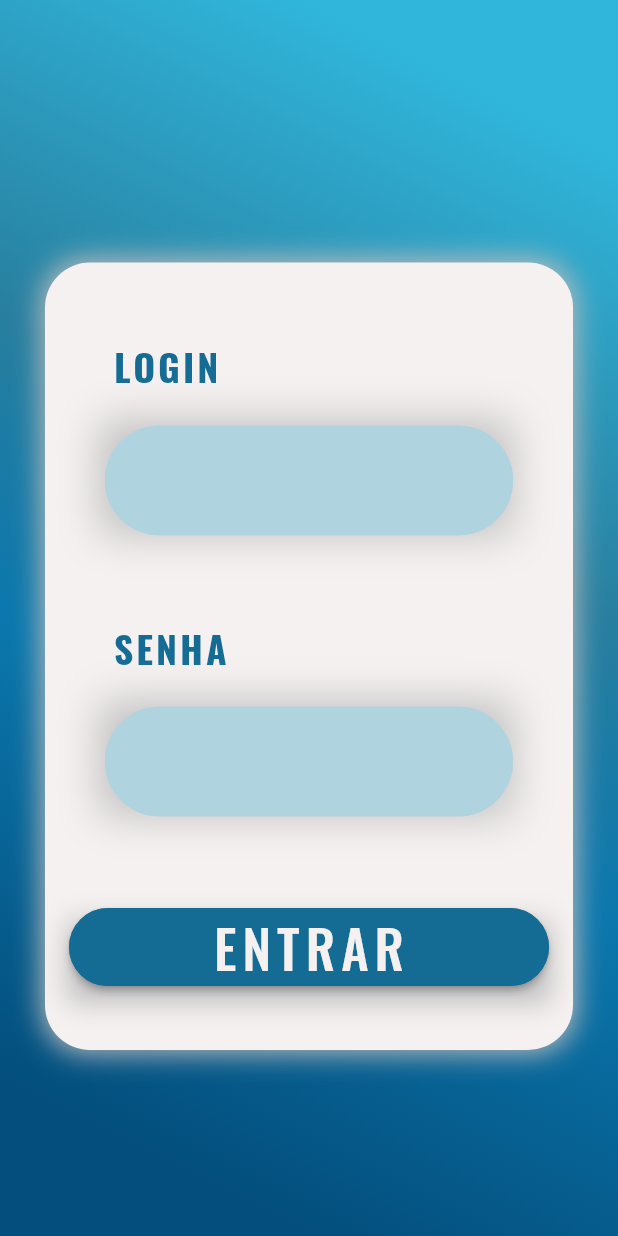
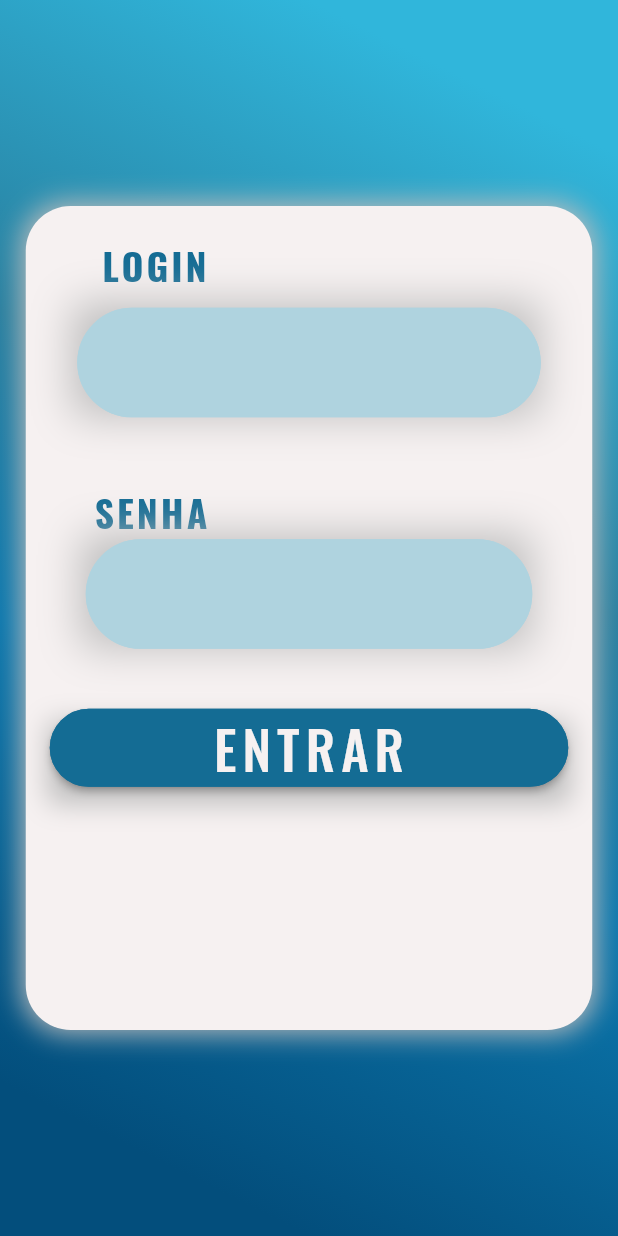
Before and after one commit to RafaelMendesDeveloper/Final_Project, a Flutter app: the LoginController screen opened by its route, after a tap on "ENTRAR", after a tap on "Entrar como Dono", on a phone screen of 412 x 824 dp. Run offline on Flutter 3.47's test engine with Material 2 defaults, Android fonts, the phone set to English and light mode, and no system bars; our stand-ins replace google_fonts, image_picker, shared_preferences, sqflite; missing offline and left inert: easy_autocomplete; accounts and stored records are empty; network calls fail.

Commit message:
a lot of changes

```diff
--- a/projeto_final/lib/controller/cars.dart
+++ b/projeto_final/lib/controller/cars.dart
@@ -70,14 +70,12 @@ class CarsProvider with ChangeNotifier {
     final result = await getBrandNames();
 
     allBrands.addAll(result ?? []);
-    print(allBrands);
 
     modelFieldFocusNode.addListener(
       () async {
         if (modelFieldFocusNode.hasFocus) {
           final result = await getModelsByBrand(controllerBrand.text);
           allModels.addAll(result!);
-          print(allModels);
           notifyListeners();
         }
       },
--- a/projeto_final/lib/controller/login_admin.dart
+++ b/projeto_final/lib/controller/login_admin.dart
@@ -1,3 +1,5 @@
+import 'dart:async';
+
 import 'package:flutter/material.dart';
 import 'package:image_picker/image_picker.dart';
 import '../../entities/admin.dart';
@@ -5,8 +7,7 @@ import '../model/database.dart';
 
 class AdminProvider with ChangeNotifier {
   AdminProvider() {
-    // ignore: discarded_futures
-    load();
+    unawaited(load());
   }
   final controller = AdminController();
 
@@ -14,7 +15,7 @@ class AdminProvider with ChangeNotifier {
   final _controllerAdminUserName = TextEditingController();
   final _controllerAdminName = TextEditingController();
   final _controllerPassword = TextEditingController();
-  String? _controllerPhoto;
+  String? controllerPhoto;
 
   final _listAdmin = <Admin>[];
   List<Admin> get listAdmin => _listAdmin;
@@ -23,7 +24,6 @@ class AdminProvider with ChangeNotifier {
   TextEditingController get controllerAdminUserName => _controllerAdminUserName;
   TextEditingController get controllerAdminName => _controllerAdminName;
   TextEditingController get controllerPassword => _controllerPassword;
-  String? get controllerPhoto => _controllerPhoto;
 
   Future<void> insert() async {
     final admin = Admin(
@@ -61,7 +61,8 @@ class AdminProvider with ChangeNotifier {
     {
       final image = await ImagePicker().pickImage(source: ImageSource.gallery);
       if (image == null) return;
-      _controllerPhoto = image.path;
+
+      controllerPhoto = image.path;
     }
     notifyListeners();
   }
--- a/projeto_final/lib/entities/dealership.dart
+++ b/projeto_final/lib/entities/dealership.dart
@@ -4,7 +4,7 @@ class Dealership {
   final String autonomyLevel;
   final String password;
   final int? id;
-  final String? photo;
+  final String photo;
 
   Dealership({
     required this.cnpj,
--- a/projeto_final/lib/login_page.dart
+++ b/projeto_final/lib/login_page.dart
@@ -43,8 +43,11 @@ class LoginPage extends StatelessWidget {
       child: Container(
         width: double.infinity,
         height: double.infinity,
-        margin: const EdgeInsets.only(
-            left: 32.0, right: 32.0, top: 72.0, bottom: 26.0),
+        margin: EdgeInsets.only(
+            left: (MediaQuery.sizeOf(context).width / 24),
+            right: (MediaQuery.sizeOf(context).width / 24),
+            top: (MediaQuery.sizeOf(context).height / 8),
+            bottom: (MediaQuery.sizeOf(context).height / 11)),
         decoration: BoxDecoration(
           color: const Color.fromARGB(255, 246, 241, 241),
           borderRadius: const BorderRadius.only(
@@ -68,7 +71,10 @@ class LoginPage extends StatelessWidget {
           child: Column(
             children: <Widget>[
               Padding(
-                padding: const EdgeInsets.fromLTRB(0, 35, 0, 50),
+                padding: EdgeInsets.only(
+                  top: (MediaQuery.sizeOf(context).height / 24),
+                  bottom: (MediaQuery.sizeOf(context).height / 64)
+                ),
                 child: Text(
                   'ANDERCAR',
                   style: GoogleFonts.playfairDisplay(
@@ -78,10 +84,16 @@ class LoginPage extends StatelessWidget {
                   ),
                 ),
               ),
-              Row(
-                children: [
                Padding(
-                    padding: const EdgeInsets.fromLTRB(45, 0, 80, 0),
+                padding: EdgeInsets.only(
+                  bottom: (MediaQuery.sizeOf(context).height / 40)),
+                child: const Divider(
+                  color: Color.fromARGB(92, 20, 108, 148),
+                ),
+              ),
+              Padding(
+                padding: EdgeInsets.only(
+                  right: (MediaQuery.sizeOf(context).width / 2)),
                 child: Text(
                   'LOGIN',
                   style: GoogleFonts.oswald(
@@ -92,10 +104,13 @@ class LoginPage extends StatelessWidget {
                   ),
                 ),
               ),
-                ],
+              Padding(
+                padding: EdgeInsets.only(
+                  left: (MediaQuery.sizeOf(context).width / 12),
+                  right: (MediaQuery.sizeOf(context).width / 12),
+                  top: (MediaQuery.sizeOf(context).height / 80),
+                  bottom: (MediaQuery.sizeOf(context).height / 24)
                   ),
-              Padding(
-                padding: const EdgeInsets.fromLTRB(40, 10, 40, 25),
                 child: Container(
                   decoration: BoxDecoration(
                     boxShadow: [
@@ -134,17 +149,16 @@ class LoginPage extends StatelessWidget {
                     ),
                     validator: (value) {
                       if (value == null || value.isEmpty) {
-                        return 'Please enter some text';
+                        return 'Por favor digite um texto';
                       }
                       return null;
                     },
                   ),
                 ),
               ),
-              Row(
-                children: [
               Padding(
-                    padding: const EdgeInsets.fromLTRB(45, 20, 100, 0),
+                padding: EdgeInsets.only(
+                  right: (MediaQuery.sizeOf(context).width / 2)),
                 child: Text(
                   'SENHA',
                   style: GoogleFonts.oswald(
@@ -155,10 +169,13 @@ class LoginPage extends StatelessWidget {
                   ),
                 ),
               ),
-                ],
+              Padding(
+                padding: EdgeInsets.only(
+                  left: (MediaQuery.sizeOf(context).width / 12),
+                  right: (MediaQuery.sizeOf(context).width / 12),
+                  top: (MediaQuery.sizeOf(context).height / 80),
+                  bottom: (MediaQuery.sizeOf(context).height / 24)
                   ),
-              Padding(
-                padding: const EdgeInsets.fromLTRB(40, 10, 40, 40),
                 child: Container(
                   decoration: BoxDecoration(
                     boxShadow: [
@@ -197,7 +214,7 @@ class LoginPage extends StatelessWidget {
                     ),
                     validator: (value) {
                       if (value == null || value.isEmpty) {
-                        return 'Please enter some text';
+                        return 'Por favor digite um texto';
                       }
                       return null;
                     },
@@ -205,10 +222,13 @@ class LoginPage extends StatelessWidget {
                 ),
               ),
               Padding(
-                padding: const EdgeInsets.fromLTRB(30, 0, 30, 10),
+                padding: EdgeInsets.only(
+                  left: MediaQuery.sizeOf(context).width / 16,
+                  right: MediaQuery.sizeOf(context).width / 16,
+                ),
                 child: SizedBox(
-                  width: 304.0,
-                  height: 80.0,
+                  width: double.infinity,
+                  height: MediaQuery.sizeOf(context).height / 10,
                   child: Container(
                     decoration: BoxDecoration(
                       boxShadow: [
@@ -327,15 +347,15 @@ class LoginPage extends StatelessWidget {
                   ),
                 ),
               ),
-              const Padding(
-                padding: EdgeInsets.fromLTRB(0, 10, 0, 10),
-                child: Divider(
-                  color: Color.fromARGB(55, 20, 108, 148),
+              Padding(
+                padding: EdgeInsets.only
+                (top: MediaQuery.sizeOf(context).height / 40,
+                bottom: MediaQuery.sizeOf(context).height / 80,),
+                child: const Divider(
+                  color: Color.fromARGB(92, 20, 107, 148),
                 ),
               ),
-              Padding(
-                padding: const EdgeInsets.fromLTRB(0, 0, 0, 0),
-                child: TextButton(
+              TextButton(
                 onPressed: () async {
                   await Navigator.pushNamed(context, '/ownerlogin');
                 },
@@ -349,7 +369,6 @@ class LoginPage extends StatelessWidget {
                   ),
                 ),
               ),
-              ),
             ],
           ),
         ),
--- a/projeto_final/lib/screen/owner/dealerships.dart
+++ b/projeto_final/lib/screen/owner/dealerships.dart
@@ -161,7 +161,7 @@ class DealershipsList extends StatelessWidget {
                 ),
               ),
               leading: Image.file(
-                        File(state2.listDealership[index].photo!),
+                        File(state2.listDealership[index].photo),
                         height: 80.0,
                       ),
               onTap: () async {
--- a/projeto_final/lib/screen/owner/login_owner.dart
+++ b/projeto_final/lib/screen/owner/login_owner.dart
@@ -40,8 +40,11 @@ class OwnerLogin extends StatelessWidget {
       child: Container(
         width: double.infinity,
         height: double.infinity,
-        margin: const EdgeInsets.only(
-            left: 30.0, right: 30.0, top: 175.0, bottom: 124.0),
+        margin: EdgeInsets.only(
+            left: (MediaQuery.sizeOf(context).width / 24),
+            right: (MediaQuery.sizeOf(context).width / 24),
+            top: (MediaQuery.sizeOf(context).height / 6),
+            bottom: (MediaQuery.sizeOf(context).height / 6)),
         decoration: BoxDecoration(
           color: const Color.fromARGB(255, 246, 241, 241),
           borderRadius: const BorderRadius.only(
@@ -63,12 +66,12 @@ class OwnerLogin extends StatelessWidget {
         child: Form(
           key: _formOwnerKey,
           child: Column(
-            mainAxisAlignment: MainAxisAlignment.spaceAround,
+            // mainAxisAlignment: MainAxisAlignment.spaceAround,
             children: <Widget>[
-              Row(
-                children: [
               Padding(
-                    padding: const EdgeInsets.fromLTRB(45, 40, 0, 0),
+                  padding: EdgeInsets.only(
+                    right: (MediaQuery.sizeOf(context).width / 2),
+                    top: MediaQuery.sizeOf(context).height / 40),
                   child: Text(
                   'LOGIN',
                   style: GoogleFonts.oswald(
@@ -84,10 +87,13 @@ class OwnerLogin extends StatelessWidget {
                   ),
                 ),
               ),
-                ],
+              Padding(
+                padding: EdgeInsets.only(
+                  left: (MediaQuery.sizeOf(context).width / 12),
+                  right: (MediaQuery.sizeOf(context).width / 12),
+                  top: (MediaQuery.sizeOf(context).height / 80),
+                  bottom: (MediaQuery.sizeOf(context).height / 24)
                   ),
-              Padding(
-                padding: const EdgeInsets.fromLTRB(40, 0, 40, 25),
                 child: Container(
                   decoration: BoxDecoration(
                     boxShadow: [
--- a/projeto_final/lib/screen/user/user_homepage.dart
+++ b/projeto_final/lib/screen/user/user_homepage.dart
@@ -82,7 +82,8 @@ class UserHomePage extends StatelessWidget {
                                   fontSize: 20,
                                   fontWeight: FontWeight.bold,
                                   letterSpacing: 3,
-                                  color: const Color.fromARGB(255, 246, 241, 241),
+                                  color:
+                                  const Color.fromARGB(255, 246, 241, 241),
                                 ),
                               ),
                             ),
@@ -130,7 +131,8 @@ class UserHomePage extends StatelessWidget {
                                   fontSize: 20,
                                   fontWeight: FontWeight.bold,
                                   letterSpacing: 3,
-                                  color: const Color.fromARGB(255, 246, 241, 241),
+                                  color:
+                                  const Color.fromARGB(255, 246, 241, 241),
                                 ),
                               ),
                             ),
```
Also changed, not shown: projeto_final/lib/controller/api_controller.dart (+127 -0 lines), projeto_final/lib/controller/signup_controllers.dart (+27 -21 lines), projeto_final/lib/main.dart (+6 -1 lines), projeto_final/lib/model/database.dart (+7 -8 lines), projeto_final/lib/screen/owner/admin_signup.dart (+21 -6 lines), projeto_final/lib/screen/owner/form_signup.dart (+11 -21 lines), projeto_final/lib/screen/owner/owner_homepage.dart (+8 -7 lines), projeto_final/lib/screen/user/cars_form.dart (+2 -6 lines). Lines whose indentation alone changed are shown as unchanged.
